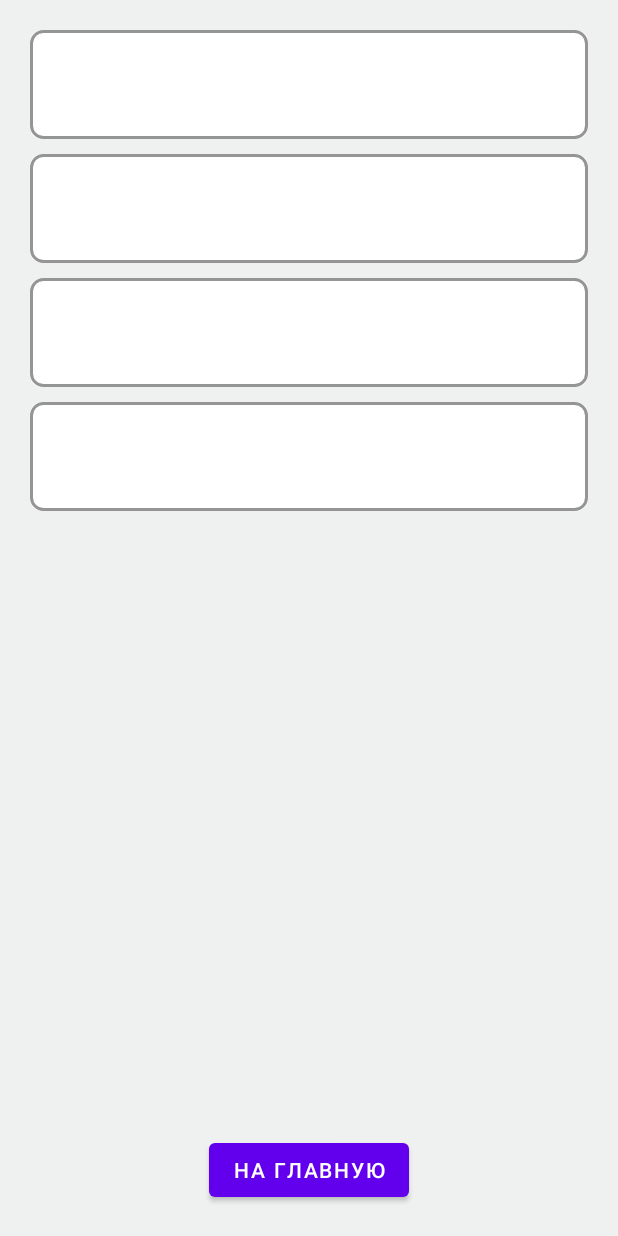
After one commit to larongg/TestApp, an Android app: the layout activity_result.xml on its own in the app's theme, with its tools: preview values and no code run, on a phone screen of 412 x 824 dp. The commit adds this screen. Run offline under Robolectric (Android 15) with nearby library versions, the phone set to English and light mode, and no system bars; network calls fail.

Commit message:
Доведено до нужного рабочего состояния

```diff
--- /dev/null
+++ b/app/src/main/res/layout/activity_result.xml
@@ -0,0 +1,101 @@
+<?xml version="1.0" encoding="utf-8"?>
+<androidx.constraintlayout.widget.ConstraintLayout xmlns:android="http://schemas.android.com/apk/res/android"
+    xmlns:app="http://schemas.android.com/apk/res-auto"
+    xmlns:tools="http://schemas.android.com/tools"
+    android:layout_width="match_parent"
+    android:layout_height="match_parent"
+    android:background="@color/main_color"
+    tools:context=".ui.result.ActivityResult">
+
+    <LinearLayout
+        android:id="@+id/linearLayout"
+        android:layout_width="match_parent"
+        android:layout_height="0dp"
+        android:layout_marginBottom="20dp"
+        android:orientation="vertical"
+        android:padding="20dp"
+        app:layout_constraintBottom_toTopOf="@+id/go_home_page"
+        app:layout_constraintEnd_toEndOf="parent"
+        app:layout_constraintStart_toStartOf="parent"
+        app:layout_constraintTop_toTopOf="parent">
+
+        <LinearLayout
+            android:id="@+id/time_layout"
+            android:layout_width="match_parent"
+            android:layout_height="wrap_content"
+            android:layout_marginBottom="10dp"
+            android:background="@drawable/border"
+            android:orientation="horizontal"
+            android:padding="20dp">
+
+            <TextView
+                android:id="@+id/time"
+                android:layout_width="match_parent"
+                android:layout_height="wrap_content"
+                android:textSize="24sp"
+                android:textStyle="bold" />
+        </LinearLayout>
+
+        <LinearLayout
+            android:id="@+id/correct_answers_layout"
+            android:layout_width="match_parent"
+            android:layout_height="wrap_content"
+            android:layout_marginBottom="10dp"
+            android:background="@drawable/border"
+            android:orientation="horizontal"
+            android:padding="20dp">
+
+            <TextView
+                android:id="@+id/correct_answers"
+                android:layout_width="match_parent"
+                android:layout_height="wrap_content"
+                android:textSize="24sp"
+                android:textStyle="bold" />
+        </LinearLayout>
+
+        <LinearLayout
+            android:id="@+id/total_answers_layout"
+            android:layout_width="match_parent"
+            android:layout_height="wrap_content"
+            android:layout_marginBottom="10dp"
+            android:background="@drawable/border"
+            android:orientation="horizontal"
+            android:padding="20dp">
+
+            <TextView
+                android:id="@+id/total_answers"
+                android:layout_width="match_parent"
+                android:layout_height="wrap_content"
+                android:textSize="24sp"
+                android:textStyle="bold" />
+        </LinearLayout>
+
+        <LinearLayout
+            android:id="@+id/total_questions_layout"
+            android:layout_width="match_parent"
+            android:layout_height="wrap_content"
+            android:layout_marginBottom="10dp"
+            android:background="@drawable/border"
+            android:orientation="horizontal"
+            android:padding="20dp">
+
+            <TextView
+                android:id="@+id/total_questions"
+                android:layout_width="match_parent"
+                android:layout_height="wrap_content"
+                android:textSize="24sp"
+                android:textStyle="bold" />
+        </LinearLayout>
+
+    </LinearLayout>
+
+    <Button
+        android:id="@+id/go_home_page"
+        android:layout_width="wrap_content"
+        android:layout_height="wrap_content"
+        android:layout_marginBottom="20dp"
+        android:text="@string/go_main_page"
+        app:layout_constraintBottom_toBottomOf="parent"
+        app:layout_constraintEnd_toEndOf="parent"
+        app:layout_constraintStart_toStartOf="parent" />
+</androidx.constraintlayout.widget.ConstraintLayout>
--- a/app/src/main/res/layout/fragment_number.xml
+++ b/app/src/main/res/layout/fragment_number.xml
@@ -4,7 +4,6 @@
     xmlns:tools="http://schemas.android.com/tools"
     android:layout_width="match_parent"
     android:layout_height="match_parent"
-    android:background="@color/main_color"
     tools:context=".ui.pager.NumberFragment">
 
     <!-- TODO: Update blank fragment layout -->
--- a/app/src/main/res/values-night/themes.xml
+++ b/app/src/main/res/values-night/themes.xml
@@ -13,4 +13,9 @@
         <item name="android:statusBarColor">?attr/colorPrimaryVariant</item>
         <!-- Customize your theme here. -->
     </style>
+  <!-- Base application theme. -->
+    <style name="Base.Theme.TestApp" parent="Theme.Material3.DayNight.NoActionBar">
+        <!-- Customize your dark theme here. -->
+        <!-- <item name="colorPrimary">@color/my_dark_primary</item> -->
+    </style>
 </resources>
--- a/app/src/main/res/values/dimens.xml
+++ b/app/src/main/res/values/dimens.xml
@@ -6,5 +6,6 @@
     <dimen name="switch_width">48dp</dimen>
     <dimen name="switch_height">48dp</dimen>
     <dimen name="inset_bottom_size">16dp</dimen>
+    <dimen name="fab_margin">16dp</dimen>
 
 </resources>
--- a/app/src/main/res/values/themes.xml
+++ b/app/src/main/res/values/themes.xml
@@ -13,4 +13,9 @@
         <item name="android:statusBarColor">?attr/colorPrimaryVariant</item>
         <!-- Customize your theme here. -->
     </style>
+  <!-- Base application theme. -->
+    <style name="Base.Theme.TestApp" parent="Theme.Material3.DayNight.NoActionBar">
+        <!-- Customize your light theme here. -->
+        <!-- <item name="colorPrimary">@color/my_light_primary</item> -->
+    </style>
 </resources>
```
Also changed, not shown: app/src/main/AndroidManifest.xml (+7 -3 lines), app/src/main/java/com/example/testapp/ui/pager/NumberAdapter.kt (+26 -2 lines), app/src/main/java/com/example/testapp/ui/pager/NumberFragment.kt (+35 -9 lines), app/src/main/java/com/example/testapp/ui/pager/QuestionActivity.kt (+31 -4 lines), app/src/main/java/com/example/testapp/ui/pager/QuestionsView.kt (+21 -6 lines), app/src/main/java/com/example/testapp/ui/result/ActivityResult.kt (added, +40 -0 lines), app/src/main/res/layout/activity_question.xml (+15 -2 lines).
